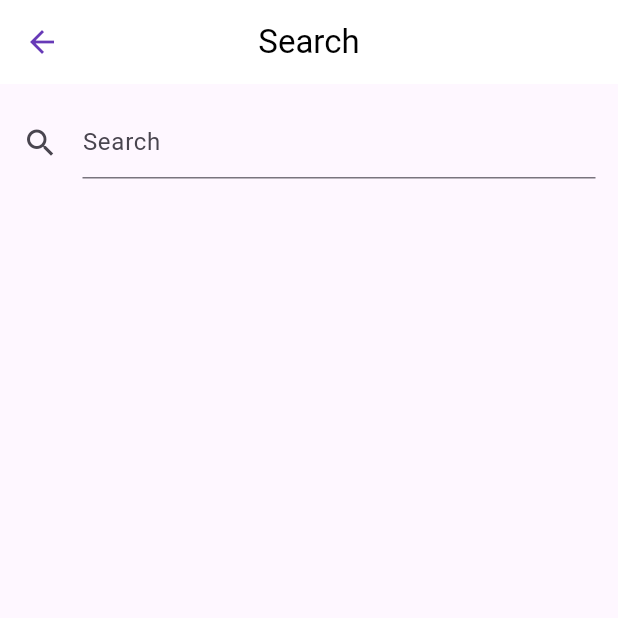
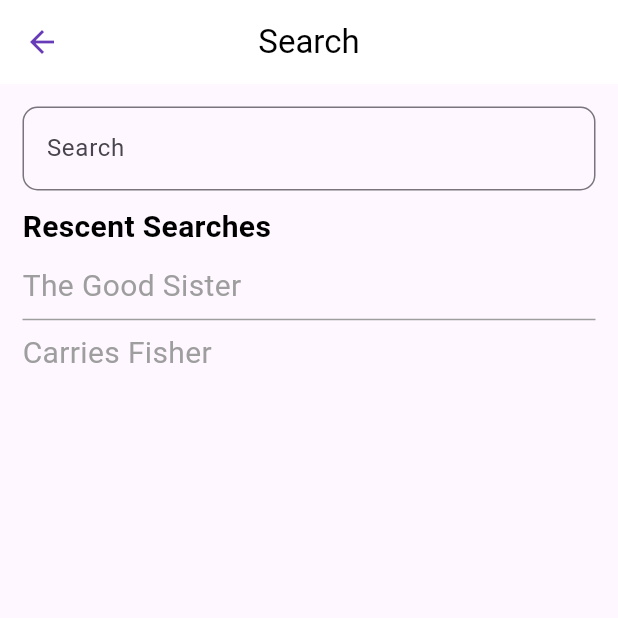
Before and after one commit to Tarikul69/bazar, a Flutter app: the search screen opened directly, on a phone screen of 412 x 824 dp, the top half of it. Run offline on Flutter 3.47's test engine with Material 3 defaults, Android fonts, the phone set to English and light mode, and no system bars; our stand-ins replace font_awesome_flutter, get; network calls fail.

Commit message:
Category Search

```diff
--- a/lib/screen/category/search.dart
+++ b/lib/screen/category/search.dart
@@ -19,11 +19,48 @@ class search extends StatelessWidget {
       body: Container(
         padding: EdgeInsets.all(15),
         child: Column(
+          crossAxisAlignment: CrossAxisAlignment.start,
           children: [
-            TextFormField(
+            TextField(
               decoration: InputDecoration(
-                icon: FaIcon(Icons.search),
+                border: OutlineInputBorder(
+                    borderRadius: BorderRadius.all(Radius.circular(10))),
+                // icon: FaIcon(Icons.search),
                 hintText: "Search",
+              ),
+            ),
+            SizedBox(
+              height: 10,
+            ),
+            Title(
+              color: Colors.black,
+              child: Text(
+                "Rescent Searches",
+                style: TextStyle(
+                  fontWeight: FontWeight.bold,
+                  color: Colors.black,
+                  fontSize: 20,
+                ),
+              ),
+            ),
+            SizedBox(
+              height: 10,
+            ),
+            Text(
+              "The Good Sister",
+              style: TextStyle(
+                color: Colors.grey,
+                fontSize: 20,
+              ),
+            ),
+            Divider(
+              color: Colors.grey,
+            ),
+            Text(
+              "Carries Fisher",
+              style: TextStyle(
+                color: Colors.grey,
+                fontSize: 20,
               ),
             )
           ],
```
